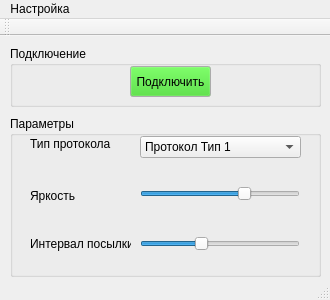
The window that Threading/Threading/mainwindow.ui (nowhard/TEST_TABLO_QT) describes before a commit, drawn with Qt 5.
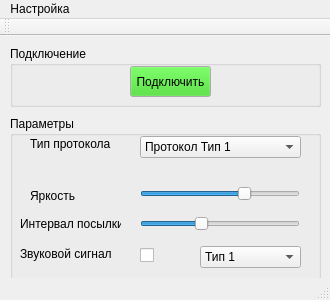
The same window after the commit.

What changed in the file:
```diff
--- a/Threading/Threading/mainwindow.ui
+++ b/Threading/Threading/mainwindow.ui
@@ -115,7 +115,7 @@
       <x>10</x>
       <y>80</y>
       <width>311</width>
-      <height>161</height>
+      <height>171</height>
      </rect>
     </property>
     <property name="title">
@@ -190,7 +190,7 @@
      <property name="geometry">
       <rect>
        <x>130</x>
-       <y>120</y>
+       <y>100</y>
        <width>160</width>
        <height>16</height>
       </rect>
@@ -214,8 +214,8 @@
     <widget class="QLabel" name="label_3">
      <property name="geometry">
       <rect>
-       <x>20</x>
-       <y>120</y>
+       <x>10</x>
+       <y>100</y>
        <width>101</width>
        <height>16</height>
       </rect>
@@ -224,6 +224,82 @@
       <string>Интервал посылки</string>
      </property>
     </widget>
+    <widget class="QLabel" name="label_4">
+     <property name="geometry">
+      <rect>
+       <x>10</x>
+       <y>130</y>
+       <width>101</width>
+       <height>16</height>
+      </rect>
+     </property>
+     <property name="text">
+      <string>Звуковой сигнал</string>
+     </property>
+    </widget>
+    <widget class="QCheckBox" name="checkBox">
+     <property name="geometry">
+      <rect>
+       <x>130</x>
+       <y>130</y>
+       <width>71</width>
+       <height>18</height>
+      </rect>
+     </property>
+     <property name="text">
+      <string/>
+     </property>
+    </widget>
+    <widget class="QComboBox" name="comboBox_2">
+     <property name="geometry">
+      <rect>
+       <x>190</x>
+       <y>130</y>
+       <width>101</width>
+       <height>22</height>
+      </rect>
+     </property>
+     <item>
+      <property name="text">
+       <string>Тип 1</string>
+      </property>
+     </item>
+     <item>
+      <property name="text">
+       <string>Тип 2</string>
+      </property>
+     </item>
+     <item>
+      <property name="text">
+       <string>Тип 3</string>
+      </property>
+     </item>
+     <item>
+      <property name="text">
+       <string>Тип 4</string>
+      </property>
+     </item>
+     <item>
+      <property name="text">
+       <string>Тип 5</string>
+      </property>
+     </item>
+     <item>
+      <property name="text">
+       <string>Тип 6</string>
+      </property>
+     </item>
+     <item>
+      <property name="text">
+       <string>Тип 7</string>
+      </property>
+     </item>
+     <item>
+      <property name="text">
+       <string>Тип 8</string>
+      </property>
+     </item>
+    </widget>
    </widget>
   </widget>
   <widget class="QMenuBar" name="menuBar">
```
